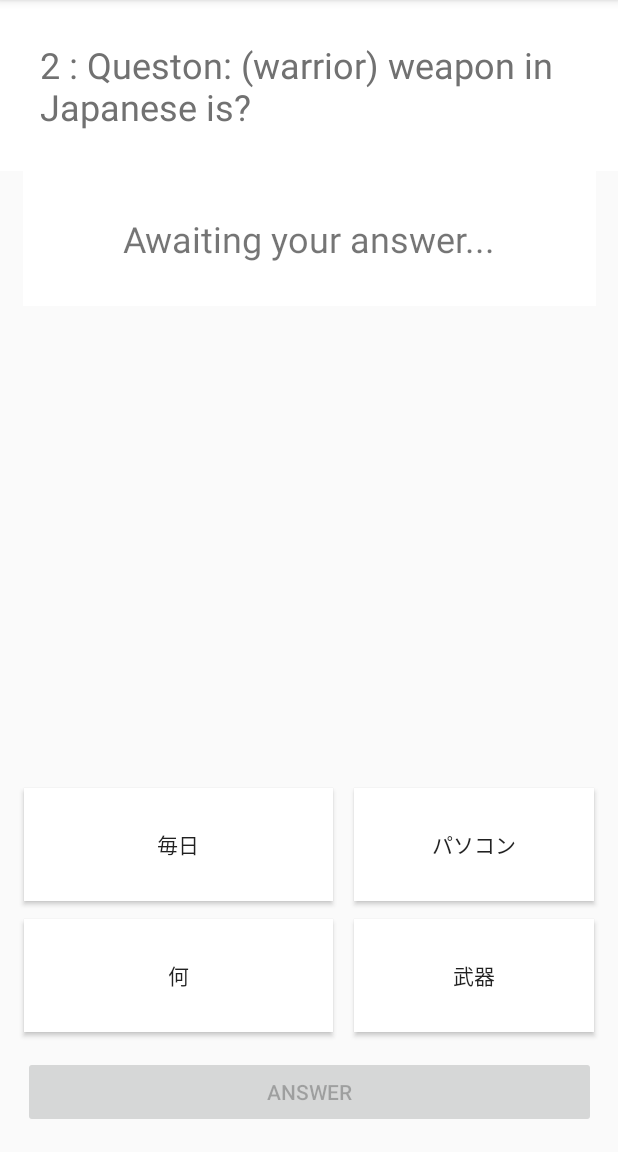
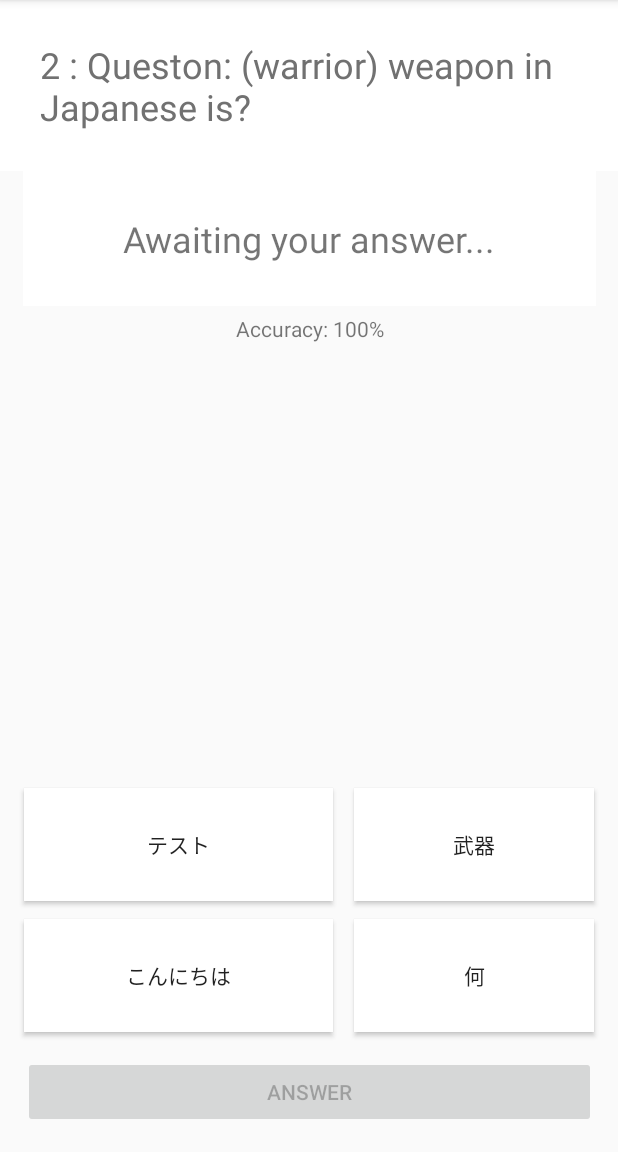
Before and after one commit to mosesweb/JapaneseWordsSimpleQuiz, an Android app: the wordTestActivity screen opened directly, with no data from a screen before it, after a tap on "NEXT", on a phone screen of 412 x 824 dp, the part 84-1236 px from its top. Run offline under Robolectric (Android 15) with nearby library versions, the phone set to English and light mode, and no system bars; 2 other taps on this screen came first.

Commit message:
image visable only for decent score, different messages, improved counting

```diff
--- a/app/src/main/java/com/example/studerande/japanesewords/wordTestActivity.java
+++ b/app/src/main/java/com/example/studerande/japanesewords/wordTestActivity.java
@@ -111,7 +111,6 @@ public class wordTestActivity extends AppCompatActivity {
                 currCorrect = true;
             }
           //  Toast.makeText(wordTestActivity.this, res, Toast.LENGTH_SHORT).show();
-            current_word_num++;
             Button nextbtn = (Button) findViewById(R.id.next_button);
             nextbtn.setText("NEXT");
             nextbtn.setEnabled(true);
@@ -132,10 +131,18 @@ public class wordTestActivity extends AppCompatActivity {
 
     public void nextQuestion(View v)
     {
+        current_word_num++;
         if(currCorrect == true)
         {
             amountofCorrect++;
         }
+        // Score
+
+        TextView howmanycorrect_textview = (TextView) findViewById(R.id.howmanycorrect);
+        float procent_result = ((float) amountofCorrect / current_word_num);
+        String in_procent =  Math.round(100.0 * procent_result) + "%";
+        howmanycorrect_textview.setText("Accuracy: " + in_procent);
+
         currCorrect = false;
         onClicksCount = 0;
         getQuestion(current_word_num);
@@ -183,11 +190,19 @@ public class wordTestActivity extends AppCompatActivity {
         }
         else
         {
-            // @TODO send more variables with procent and numbers of amount of correct and print out the message in the result activity
             tw.setText("ALL QUESTIONS ARE DONE!");
-            String myresult = "Well done!\n" + amountofCorrect + " correct answers! of " + amountofQuestions;
+
+            // calucate correct procent
+            float procent_result = ((float) amountofCorrect / amountofQuestions);
+            String in_procent =  Math.round(100.0 * procent_result) + "%";
+
             Intent intent = new Intent(getBaseContext(), results_activity.class);
-            intent.putExtra("RESULT_IS", myresult);
+            intent.putExtra("RESULT_PROCENT", in_procent);
+            intent.putExtra("RESULT_PROCENT_FLOAT", procent_result);
+            intent.putExtra("RESULT_CORRECT", amountofCorrect);
+            intent.putExtra("RESULT_AMOUNT_OF_Q", amountofQuestions);
+
+            // start the result screen activity
             startActivity(intent);
         }
     }
--- a/app/src/main/res/layout/activity_results_activity.xml
+++ b/app/src/main/res/layout/activity_results_activity.xml
@@ -19,13 +19,13 @@
         app:layout_constraintHorizontal_bias="0.501"
         app:layout_constraintLeft_toLeftOf="parent"
         app:layout_constraintRight_toRightOf="parent"
-        app:layout_constraintTop_toBottomOf="@+id/imageView"
+        app:layout_constraintTop_toBottomOf="@+id/encouragement_img"
         tools:layout_constraintLeft_creator="1"
         tools:layout_constraintRight_creator="1"
         tools:layout_constraintTop_creator="1" />
 
     <ImageView
-        android:id="@+id/imageView"
+        android:id="@+id/encouragement_img"
         android:layout_width="wrap_content"
         android:layout_height="wrap_content"
         app:srcCompat="@drawable/holdup"
--- a/app/src/main/res/layout/activity_word_test.xml
+++ b/app/src/main/res/layout/activity_word_test.xml
@@ -100,18 +100,22 @@
         android:layout_height="48dp"
         android:layout_marginBottom="16dp"
         android:onClick="nextQuestion"
-        android:text="Button"
+        android:text="Answer"
         app:layout_constraintBottom_toBottomOf="parent"
+        app:layout_constraintLeft_toLeftOf="parent"
+        app:layout_constraintRight_toRightOf="parent"
         tools:layout_constraintBottom_creator="1"
         tools:layout_constraintLeft_creator="1"
-        app:layout_constraintLeft_toLeftOf="parent"
-        app:layout_constraintRight_toRightOf="parent" />
+        tools:text="Answer"
+        android:enabled="false"/>
 
     <TextView
         android:id="@+id/result_text"
         android:layout_width="382dp"
         android:layout_height="90dp"
-        android:text="RESULTS"
+        android:gravity="center"
+        android:padding="20px"
+        android:text="Awaiting your answer..."
         android:textAlignment="center"
         android:textSize="24sp"
         app:layout_constraintLeft_toLeftOf="parent"
@@ -119,21 +123,30 @@
         app:layout_constraintTop_toBottomOf="@+id/question_tw"
         tools:layout_constraintLeft_creator="1"
         tools:layout_constraintRight_creator="1"
-        tools:layout_constraintTop_creator="1"
-        android:padding="20px"
-        android:gravity="center"
-        android:layout_marginTop="0dp" />
+        tools:layout_constraintTop_creator="1" />
 
     <TextView
         android:id="@+id/description_textview"
         android:layout_width="382dp"
         android:layout_height="67dp"
-        android:layout_marginTop="8dp"
+        android:layout_marginTop="30dp"
         android:textSize="20sp"
-        app:layout_constraintHorizontal_bias="0.0"
         app:layout_constraintLeft_toLeftOf="parent"
         app:layout_constraintRight_toRightOf="parent"
         app:layout_constraintTop_toBottomOf="@+id/result_text"
         tools:text="text here" />
 
+    <TextView
+        android:id="@+id/howmanycorrect"
+        android:layout_width="368dp"
+        android:layout_height="wrap_content"
+        android:layout_marginBottom="8dp"
+        android:layout_marginTop="8dp"
+        android:text="Score"
+        android:textAlignment="center"
+        app:layout_constraintBottom_toTopOf="@+id/description_textview"
+        app:layout_constraintLeft_toLeftOf="parent"
+        app:layout_constraintRight_toRightOf="parent"
+        app:layout_constraintTop_toBottomOf="@+id/result_text" />
+
 </android.support.constraint.ConstraintLayout>
```
Also changed, not shown: app/src/main/java/com/example/studerande/japanesewords/results_activity.java (+46 -2 lines).
